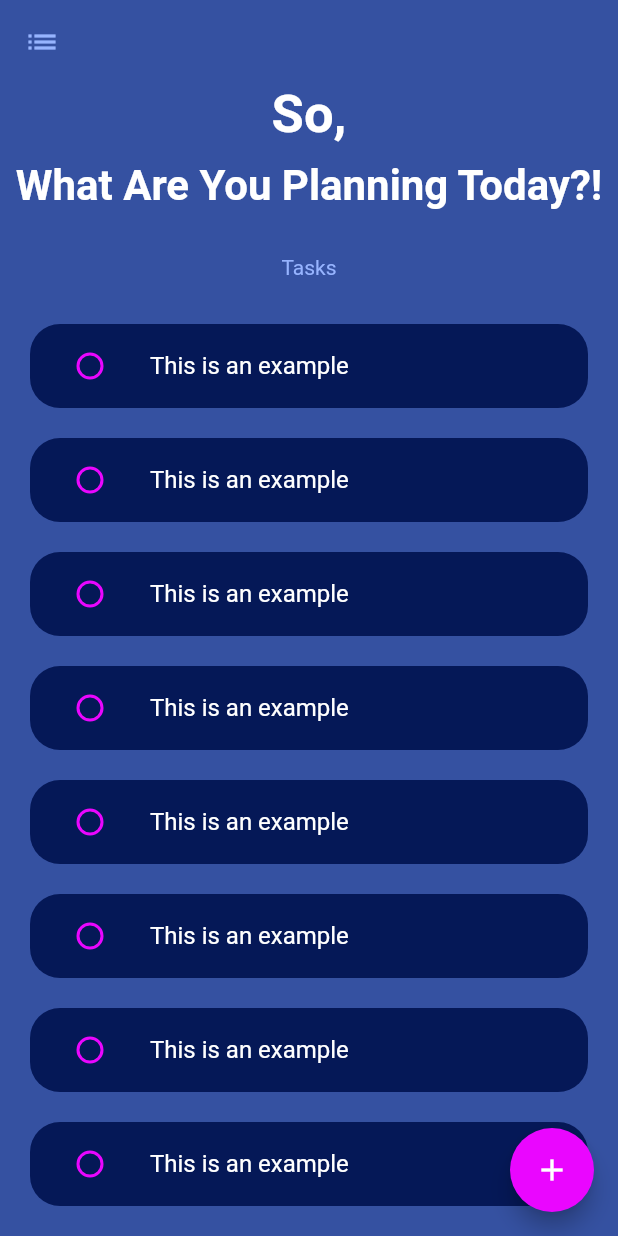
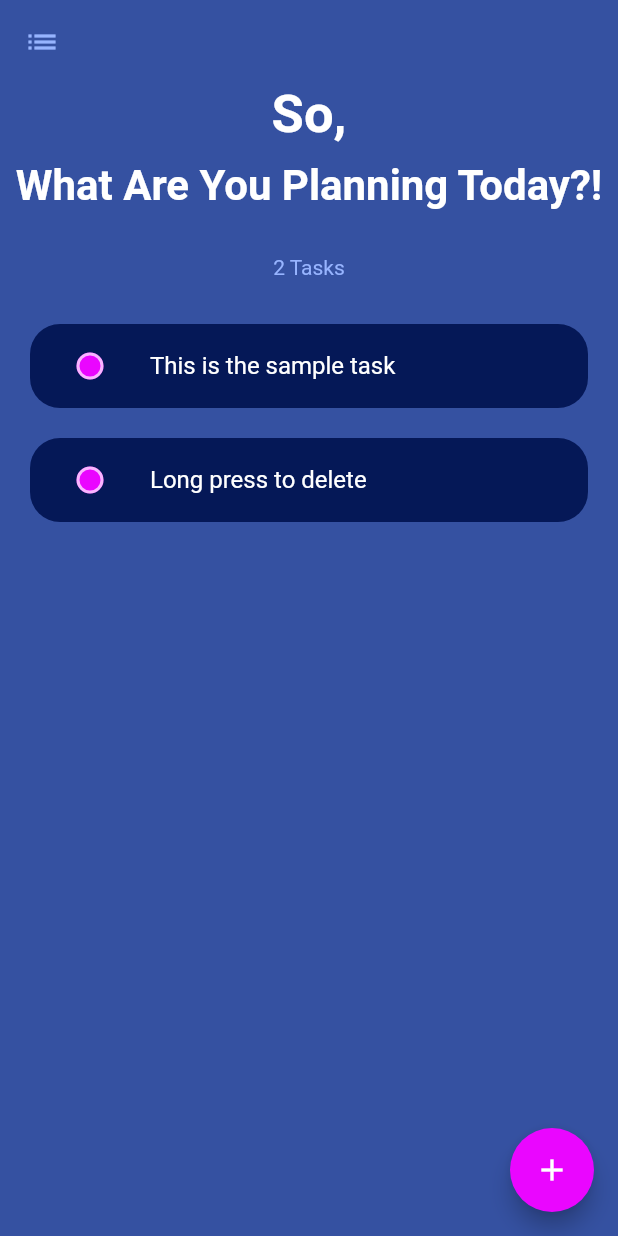
Before and after one commit to Jaybhararia/prioritylist, a Flutter app: the screen it shows after launch, on a phone screen of 412 x 824 dp. Run offline on Flutter 3.47's test engine with Material 2 defaults, Android fonts, the phone set to English and light mode, and no system bars.

Commit message:
New Features Added

```diff
--- a/lib/Add_New_Task.dart
+++ b/lib/Add_New_Task.dart
@@ -1,14 +1,23 @@
+
 import 'package:flutter/cupertino.dart';
 import 'package:flutter/material.dart';
 import 'package:flutter/rendering.dart';
-
+import 'package:prioritylist/TaskList.dart';
+import 'package:provider/provider.dart';
+import 'Task_Data.dart';
+import 'Tasks.dart';
 import 'To_Do_Screen.dart';
 
 class AddNewTask extends StatelessWidget {
-  const AddNewTask({Key? key}) : super(key: key);
+
+  // List<Tasks> tasks;
+
+
 
   @override
   Widget build(BuildContext context) {
+    String currtask = '';
+
     return Container(
     color : Color(0xFF19254b),
       child: Container(
@@ -49,7 +58,7 @@ class AddNewTask extends StatelessWidget {
                           // obscureText: true,
                           // cursorColor: const Color(0xFF39304d),
                           onChanged: (value){
-
+                              currtask = value;
                           },
                           decoration: InputDecoration(
                               labelText: 'New Task',
@@ -88,6 +97,8 @@ class AddNewTask extends StatelessWidget {
                     elevation: 5,
                     child: MaterialButton(
                       onPressed: () {
+                          Provider.of<Taskdata>(context, listen: false).addtask(currtask);
+                          Navigator.pop(context);
                       },
 
                       minWidth: 200.0,
--- /dev/null
+++ b/lib/Cards.dart
@@ -0,0 +1,63 @@
+import 'package:flutter/cupertino.dart';
+import 'package:flutter/material.dart';
+
+class Cards extends StatelessWidget {
+
+  bool ischecked;
+  String tasktitle;
+  ValueChanged<bool?> checkboxcallback;
+  var longpresscallback;
+
+  Cards({required this.ischecked, required this.tasktitle, required this.checkboxcallback, required this.longpresscallback});
+
+  @override
+  Widget build(BuildContext context) {
+    return Padding(
+      padding: EdgeInsets.only(top: 20, left: 20, right: 20),
+      child: Container(
+        decoration: BoxDecoration(
+            borderRadius: BorderRadius.all(Radius.circular(20)),
+            color: Color(0xFF051857)
+        ),
+        child: ListTile(
+          onLongPress: longpresscallback,
+          title: Text( tasktitle ,
+          style: TextStyle(
+              decoration : ischecked ? TextDecoration.lineThrough : null)),
+          leading: TaskCheckBox(ischecked: ischecked,togglecheckbox: checkboxcallback)
+          ),
+
+        ),
+
+    );
+  }
+}
+
+class TaskCheckBox extends StatelessWidget {
+
+  bool ischecked;
+  final ValueChanged<bool?> togglecheckbox;
+
+  @override
+  Widget build(BuildContext context) {
+    return Checkbox(
+      fillColor: MaterialStateColor.resolveWith(
+            (Set<MaterialState> states) {
+          return Color(0xFFea06ff);
+        },
+      ),
+      shape: CircleBorder(),
+      activeColor: Color(0xFFea06ff),
+      value: ischecked,
+      onChanged: togglecheckbox,
+    );
+  }
+
+  TaskCheckBox({required this.ischecked, required this.togglecheckbox});
+}
+
+// (bool? value) {
+//         setState(() {
+//           ischecked = true;
+//         });
+//       }
--- /dev/null
+++ b/lib/Size_Config.dart
@@ -0,0 +1,42 @@
+import 'package:flutter/widgets.dart';
+
+class SizeConfig {
+  static late MediaQueryData _mediaQueryData;
+  static late double _screenWidth;
+  static late double _screenHeight;
+  static late double _blockSizeHorizontal;
+  static late double _blockSizeVertical;
+  static late double _safeAreaHorizontal;
+  static late double _safeAreaVertical;
+  static late double safeBlockHorizontal;
+  static late double safeBlockVertical;
+  static late double _textscalefactor;
+
+  void init(BuildContext context){
+    _mediaQueryData = MediaQuery.of(context);
+    _screenWidth = _mediaQueryData.size.width;
+    _screenHeight = _mediaQueryData.size.height;
+    _textscalefactor = _mediaQueryData.textScaleFactor;
+    _blockSizeHorizontal = _screenWidth/100;
+    _blockSizeVertical = _screenHeight/100;
+    _safeAreaHorizontal = _mediaQueryData.padding.left +
+        _mediaQueryData.padding.right;
+    _safeAreaVertical = _mediaQueryData.padding.top +
+        _mediaQueryData.padding.bottom;
+    safeBlockHorizontal = (_screenWidth - _safeAreaHorizontal)/100;
+    safeBlockVertical = (_screenHeight - _safeAreaVertical)/100;
+  }
+
+  // 1 bkhorizontal = 10 units ;
+  get bkhorizontal {
+    return _blockSizeHorizontal*2.564102;
+  }
+
+  get vertical_distance{
+    return _blockSizeVertical;
+  }
+
+  get txtscale {
+    return _textscalefactor;
+  }
+}
--- /dev/null
+++ b/lib/TaskList.dart
@@ -0,0 +1,27 @@
+import 'package:flutter/cupertino.dart';
+import 'package:flutter/material.dart';
+import 'package:prioritylist/Task_Data.dart';
+import 'package:provider/provider.dart';
+
+import 'Cards.dart';
+import 'Tasks.dart';
+
+class TaskTile extends StatelessWidget {
+
+
+  @override
+  Widget build(BuildContext context) {
+    return Consumer<Taskdata>(
+      builder: (context, taskdata, child){
+        return ListView.builder(itemBuilder: (context,index){
+          return Cards(ischecked : taskdata.tasks[index].isDone, tasktitle : taskdata.tasks[index].name,
+              checkboxcallback : (checkboxstate){
+                taskdata.update(taskdata.tasks[index]);
+              }, longpresscallback: (){
+            taskdata.delete(taskdata.tasks[index]);
+            },);
+        }, itemCount: taskdata.tasks.length,);
+      },
+    );
+  }
+}
--- /dev/null
+++ b/lib/Task_Data.dart
@@ -0,0 +1,26 @@
+import 'package:flutter/cupertino.dart';
+import 'Tasks.dart';
+
+class Taskdata extends ChangeNotifier{
+  List<Tasks> tasks = [
+    Tasks('This is the sample task' , false),
+    Tasks('Long press to delete' , false),
+  ];
+
+  void addtask(String newtitle){
+    final task = Tasks(newtitle, false);
+    tasks.add(task);
+    notifyListeners();
+  }
+
+  void update(Tasks task){
+    task.toggleDone();
+    notifyListeners();
+  }
+
+  void delete(Tasks task) {
+    tasks.remove(task);
+    notifyListeners();
+  }
+
+}
--- /dev/null
+++ b/lib/Tasks.dart
@@ -0,0 +1,11 @@
+class Tasks{
+  final String name;
+  bool isDone;
+
+
+  Tasks(this.name, this.isDone);
+
+  void toggleDone() {
+    isDone = !isDone;
+  }
+}
--- a/lib/To_Do_Screen.dart
+++ b/lib/To_Do_Screen.dart
@@ -1,9 +1,21 @@
 import 'package:flutter/cupertino.dart';
 import 'package:flutter/material.dart';
 import 'package:prioritylist/Add_New_Task.dart';
+import 'package:prioritylist/Task_Data.dart';
+import 'package:provider/provider.dart';
+import 'TaskList.dart';
+import 'Tasks.dart';
+import 'package:prioritylist/Size_Config.dart';
 
 class MyApp extends StatelessWidget {
-  const MyApp({Key? key}) : super(key: key);
+
+
+  // var size = SizeConfig();
+
+  // List<Tasks> tasks = [
+  //   Tasks('Code the current part', false),
+  //   Tasks('Code the full part' , false),
+  // ];
 
   @override
   Widget build(BuildContext context) {
@@ -14,8 +26,8 @@ class MyApp extends StatelessWidget {
             showModalBottomSheet(
               isScrollControlled: true,
                 context: context, builder: (context) => SingleChildScrollView(child: Container(
+                padding: EdgeInsets.only(bottom: MediaQuery.of(context).viewInsets.bottom),
                 child: AddNewTask(),
-              padding: EdgeInsets.only(bottom: MediaQuery.of(context).viewInsets.bottom),
             ))
             );
           },
@@ -69,7 +81,7 @@ class MyApp extends StatelessWidget {
                     height: 30,
                   ),
                   Text(
-                    'Tasks',
+                    '${Provider.of<Taskdata>(context).tasks.length} Tasks',
                     // color: Color(0xFF97b4ff)
                   textAlign: TextAlign.left,
                     style: TextStyle(
@@ -87,22 +99,7 @@ class MyApp extends StatelessWidget {
             Expanded(
               child: Container(
                 color: Color(0xFF3551a1),
-                child: ListView(
-                  physics: AlwaysScrollableScrollPhysics(),
-                  shrinkWrap: true,
-                  children: [
-                    Cards(),
-                    Cards(),
-                    Cards(),
-                    Cards(),
-                    Cards(),
-                    Cards(),
-                    Cards(),
-                    Cards(),
-                    Cards(),
-                    Cards(),
-                  ],
-                ),
+                child: TaskTile(),
               ),
             ),
           ],
@@ -113,141 +110,3 @@ class MyApp extends StatelessWidget {
     );
   }
 }
-
-class Cards extends StatelessWidget {
-  const Cards({
-    super.key,
-  });
-
-  @override
-  Widget build(BuildContext context) {
-    return Padding(
-      padding: EdgeInsets.only(top: 20, left: 20, right: 20),
-      child: Container(
-        decoration: BoxDecoration(
-            borderRadius: BorderRadius.all(Radius.circular(20)),
-            color: Color(0xFF051857)
-        ),
-        child: ListTile(
-          title: Text('This is an example'),
-          leading: Theme(
-            data: Theme.of(context).copyWith(
-              unselectedWidgetColor: Color(0xFFea06ff),
-            ),
-            child: Checkbox(
-              shape: CircleBorder(),
-              activeColor: Color(0xFFea06ff),
-              value: false,
-              onChanged: (bool? value) {
-                value = true;
-              },
-            ),
-          ),
-
-        ),
-      ),
-    );
-  }
-}
-
-
-
-
-
-
-
-
-
-
-
-
-
-
-
-
-
-
-
-
-
-
-
-
-
-
-
-
-// Padding(
-// padding: EdgeInsets.all(20),
-// child: Container(
-// height: 60,
-// decoration: BoxDecoration(
-// borderRadius: BorderRadius.all(Radius.circular(20)),
-// color: Color(0xFF051857)
-// ),
-// child: Row(
-// crossAxisAlignment: CrossAxisAlignment.center,
-// children: [
-// Expanded(
-// flex: 1,
-// child: Icon(
-// Icons.radio_button_unchecked,
-// color: Color(0xFFea06ff),
-// ),
-// ),
-// Expanded(
-// flex: 5,
-// child: Text(
-// 'Hello This is Sample',
-// style: TextStyle(
-//
-// ),
-//
-// ),
-// )
-// ],
-// ),
-// ),
-// ),
-//
-//
-// Row(
-//   children: [
-//     Expanded(
-//         flex: 1,
-//         child: Icon(Icons.radio_button_unchecked)
-//     ),
-//     Expanded(
-//       flex: 5,
-//       child: Container(
-//
-//         child: TextField(
-//           obscureText: true,
-//           // cursorColor: const Color(0xFF39304d),
-//           onChanged: (value){
-//             // password = value;
-//           },
-//           decoration: InputDecoration(
-//               labelText: 'Password',
-//               focusColor: const Color(0xFF39304d),
-//               hintText: 'Enter Your Password',
-//               enabledBorder: OutlineInputBorder(
-//                 borderRadius: BorderRadius.circular(8),
-//                 borderSide: const BorderSide(
-//                   color: Color(0xFF201b31),
-//                   width: 1,
-//                 ),
-//               ),
-//               focusedBorder: OutlineInputBorder(
-//                   borderRadius: BorderRadius.circular(20),
-//                   borderSide: BorderSide(
-//                     color: const Color(0xFF39304d),
-//                     width: 1,
-//                   )
-//               )
-//           ),
-//         ),
-//       ),
-//     ),
-//   ],
-// ),
--- a/lib/main.dart
+++ b/lib/main.dart
@@ -1,4 +1,6 @@
 import 'package:flutter/material.dart';
+import 'package:prioritylist/Task_Data.dart';
+import 'package:provider/provider.dart';
 
 import 'To_Do_Screen.dart';
 
@@ -13,11 +15,14 @@ class Mmain extends StatelessWidget {
 
   @override
   Widget build(BuildContext context) {
-    return MaterialApp(
-      home: MyApp(),
-      theme: ThemeData.dark().copyWith(
-        primaryColor: Color(0xFF3551a1),
-        backgroundColor: Color(0xFF3551a1),
+    return ChangeNotifierProvider(
+      create: (BuildContext context) => Taskdata(),
+      child: MaterialApp(
+        home: MyApp(),
+        theme: ThemeData.dark().copyWith(
+          primaryColor: Color(0xFF3551a1),
+          backgroundColor: Color(0xFF3551a1),
+        ),
       ),
     );
   }
--- a/pubspec.yaml
+++ b/pubspec.yaml
@@ -30,6 +30,7 @@ environment:
 dependencies:
   flutter:
     sdk: flutter
+  provider: ^6.0.5
 
 
   # The following adds the Cupertino Icons font to your application.
```
Also changed, not shown: pubspec.lock.
